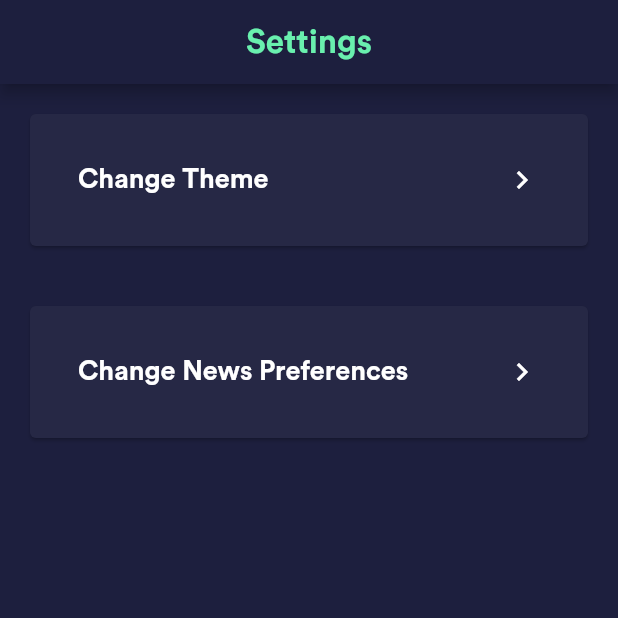
After one commit to smoke-trees/news-summarizer-app, a Flutter app: the SettingPage screen opened directly, on a phone screen of 412 x 824 dp, the top half of it. The commit adds this screen. Run offline on Flutter 3.47's test engine with Material 2 defaults, Android fonts, the phone set to English and light mode, and no system bars; our stand-ins replace cached_network_image, chips_choice, dio, firebase_auth, firebase_core, get and 4 more; missing offline and left inert: webfeed; accounts and stored records are empty; generated files the repository leaves out were written again.

Commit message:
added settings page where settings can be updated

```diff
--- a/lib/src/ui/pages/base_page.dart
+++ b/lib/src/ui/pages/base_page.dart
@@ -1,6 +1,7 @@
 import 'package:flutter/material.dart';
 import 'package:news_summarizer/src/ui/pages/home_page.dart';
 import 'package:news_summarizer/src/ui/pages/news_container_page.dart';
+import 'package:news_summarizer/src/ui/pages/settings_page.dart';
 
 class BasePage extends StatefulWidget {
   static const routename = "/base";
@@ -14,7 +15,7 @@ class _BasePageState extends State<BasePage> {
 
   @override
   Widget build(BuildContext context) {
-    List<Widget> screens = [HomeWidget(), NewsContainerPage()];
+    List<Widget> screens = [HomeWidget(), NewsContainerPage(), SettingPage()];
 
     return Scaffold(
       backgroundColor: Theme.of(context).backgroundColor,
@@ -36,6 +37,10 @@ class _BasePageState extends State<BasePage> {
             icon: Icon(Icons.featured_play_list),
             title: Text('News'),
           ),
+          BottomNavigationBarItem(
+            icon: Icon(Icons.settings),
+            title: Text('Settings'),
+          ),
         ],
       ),
     );
--- a/lib/src/ui/pages/preferences_page.dart
+++ b/lib/src/ui/pages/preferences_page.dart
@@ -39,7 +39,11 @@ class _PreferencesPageState extends State<PreferencesPage> {
       var newsBox = Hive.box(NEWS_PREFS_BOX);
       newsBox.put(NEWS_PREFS, finList);
       SharedPrefs.setIsUserLoggedIn(true);
-      Navigator.popAndPushNamed(context, BasePage.routename);
+      Navigator.pushNamedAndRemoveUntil(
+        context,
+        BasePage.routename,
+        (route) => false,
+      );
     }
   }
 
--- /dev/null
+++ b/lib/src/ui/pages/settings_page.dart
@@ -0,0 +1,80 @@
+import 'package:flutter/material.dart';
+import 'package:news_summarizer/src/ui/pages/preferences_page.dart';
+
+class SettingPage extends StatelessWidget {
+  @override
+  Widget build(BuildContext context) {
+    return Scaffold(
+      backgroundColor: Colors.transparent,
+      appBar: AppBar(
+        centerTitle: true,
+        title: Text(
+          'Settings',
+          style: TextStyle(
+            fontSize: 22,
+            fontWeight: FontWeight.bold,
+            color: Theme.of(context).accentColor,
+          ),
+        ),
+      ),
+      body: Column(
+        children: [
+          Container(
+            margin: EdgeInsets.all(16),
+            child: Card(
+              child: Container(
+                margin: EdgeInsets.all(32),
+                child: Row(
+                  mainAxisAlignment: MainAxisAlignment.spaceBetween,
+                  children: [
+                    Expanded(
+                      child: Text(
+                        "Change Theme",
+                        style: TextStyle(
+                          fontSize: 18,
+                          fontWeight: FontWeight.bold,
+                        ),
+                      ),
+                    ),
+                    Icon(Icons.navigate_next),
+                  ],
+                ),
+              ),
+            ),
+          ),
+          Container(
+            margin: EdgeInsets.all(16),
+            child: GestureDetector(
+              child: Card(
+                child: Container(
+                  margin: EdgeInsets.all(32),
+                  child: Row(
+                    mainAxisAlignment: MainAxisAlignment.spaceBetween,
+                    children: [
+                      Expanded(
+                        child: Text(
+                          "Change News Preferences",
+                          style: TextStyle(
+                            fontSize: 18,
+                            fontWeight: FontWeight.bold,
+                          ),
+                        ),
+                      ),
+                      Icon(Icons.navigate_next),
+                    ],
+                  ),
+                ),
+              ),
+              onTap: () => Navigator.push(
+                context,
+                MaterialPageRoute(
+                  builder: (context) => PreferencesPage(),
+                ),
+              ),
+            ),
+          ),
+        ],
+      ),
+    );
+  }
+}
```
